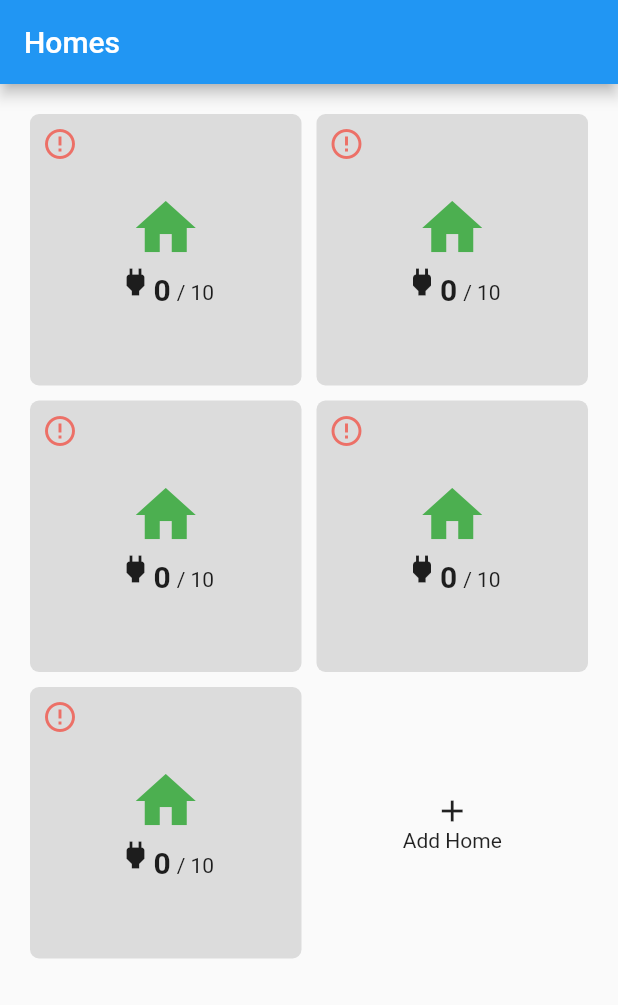
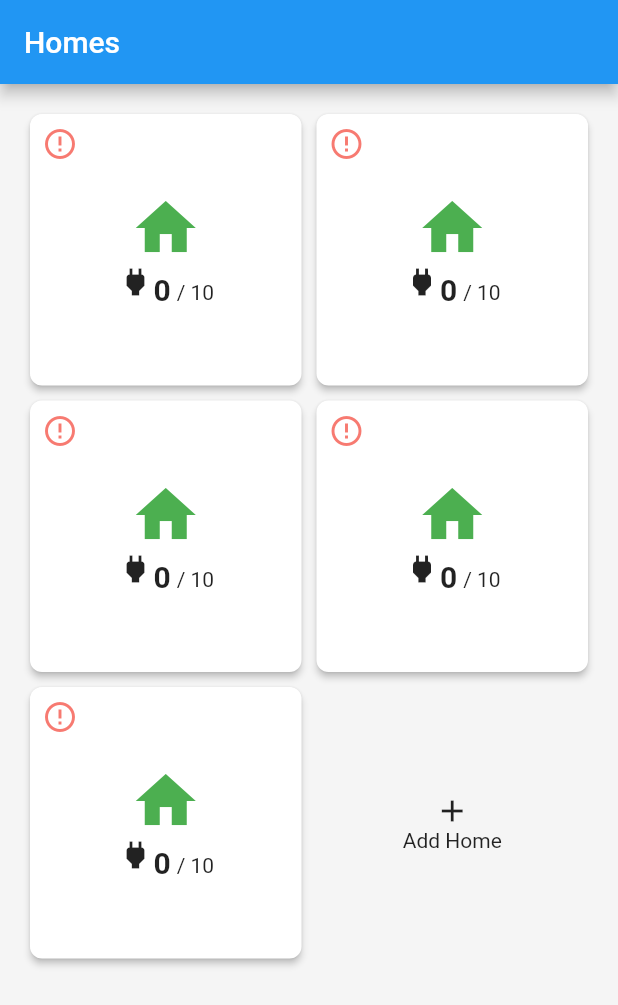
Before and after one commit to chances/UtilityGrid, a Flutter app: the screen it shows after launch, on a phone screen of 412 x 824 dp. Shown: the top 1005 px of the screen. Run offline on Flutter 3.47's test engine with Material 2 defaults, Android fonts, the phone set to English and light mode, and no system bars.

Commit message:
Refactor some magic numbers into style constants

```diff
--- a/lib/main.dart
+++ b/lib/main.dart
@@ -1,5 +1,6 @@
 import 'package:flutter/material.dart';
 import 'package:utility_grid/pages.dart';
+import 'package:utility_grid/style.dart';
 
 void main() => runApp(UtilityGridGame());
 
@@ -8,10 +9,7 @@ class UtilityGridGame extends StatelessWidget {
   Widget build(BuildContext context) {
     return MaterialApp(
       title: 'Utility Grid',
-      theme: ThemeData(
-        primarySwatch: Colors.blue,
-        splashColor: Colors.blueAccent,
-      ),
+      theme: Style.theme,
       home: GamePage(),
     );
   }
--- /dev/null
+++ b/lib/style.dart
@@ -0,0 +1,15 @@
+import 'package:flutter/material.dart';
+
+class Style {
+  static final theme = ThemeData(
+    primarySwatch: Colors.blue,
+    splashColor: Colors.blueAccent,
+    scaffoldBackgroundColor: Color.fromRGBO(245, 245, 245, 1.0),
+  );
+
+  static const double margin = 8.0;
+  static const double marginText = 4.0;
+
+  static BorderRadius circularBorderRadius({double radius = margin}) =>
+      BorderRadius.all(Radius.circular(radius));
+}
--- a/lib/widgets/homes.dart
+++ b/lib/widgets/homes.dart
@@ -1,6 +1,7 @@
 import 'package:flutter/material.dart';
 import 'package:utility_grid/engine/ecs.dart' as ecs;
 import 'package:utility_grid/game.dart';
+import 'package:utility_grid/style.dart';
 import 'package:utility_grid/widgets.dart';
 
 class Homes extends StatefulWidget {
@@ -39,13 +40,14 @@ class _HomesState extends State<Homes> {
     Power power = home.componentOfType(Power);
 
     return Material(
-      color: Colors.black12,
-      borderRadius: BorderRadius.all(Radius.circular(6.0)),
+      color: Colors.white,
+      elevation: 2.0,
+      borderRadius: Style.circularBorderRadius(),
       child: InkWell(
-          borderRadius: BorderRadius.all(Radius.circular(6.0)),
+          borderRadius: Style.circularBorderRadius(),
           onTap: () {},
           child: Padding(
-            padding: const EdgeInsets.all(8.0),
+            padding: EdgeInsets.all(Style.margin),
             child: Home(house, power),
           )),
     );
@@ -83,7 +85,7 @@ class Home extends StatelessWidget {
                 ),
               ),
               Padding(
-                padding: const EdgeInsets.only(left: 4.0),
+                padding: const EdgeInsets.only(left: Style.marginText),
                 child: Text('/ ${housePower.minPower}'),
               )
             ],
```
